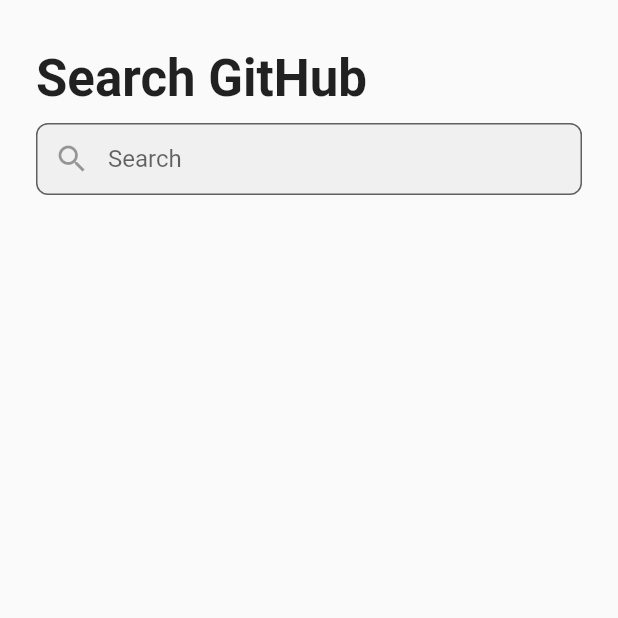
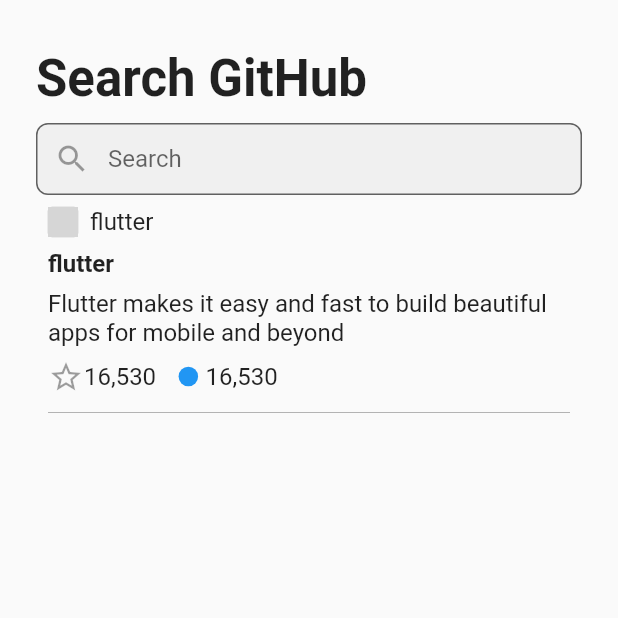
Before and after one commit to mi81ma/search_github, a Flutter app: the screen it shows after launch, on a phone screen of 412 x 824 dp, the top half of it. Run offline on Flutter 3.47's test engine with Material 2 defaults, Android fonts, the phone set to English and light mode, and no system bars; our stand-ins replace device_preview, flutter_riverpod, freezed_annotation, routemaster; generated files the repository leaves out were written again; network calls fail; grey boxes are pictures that could not be loaded.

Commit message:
Added SearchResultListItem example UI

```diff
--- /dev/null
+++ b/lib/componet/search_result_list_item.dart
@@ -0,0 +1,104 @@
+import 'package:flutter/material.dart';
+import 'package:flutter/src/widgets/container.dart';
+import 'package:flutter/src/widgets/framework.dart';
+
+class SearchResultListItem extends StatelessWidget {
+  const SearchResultListItem({super.key});
+
+  @override
+  Widget build(BuildContext context) {
+    return Padding(
+      padding: const EdgeInsets.all(8.0),
+      child: Column(
+        crossAxisAlignment: CrossAxisAlignment.start,
+        children: [
+          Row(
+            children: [
+              Container(
+                height: 20,
+                width: 20,
+                decoration: BoxDecoration(
+                  border: Border.all(
+                    width: 0.1,
+                  ),
+                  borderRadius: BorderRadius.circular(3),
+                ),
+                child: Image.network(
+                    'https://storage.googleapis.com/cms-storage-bucket/0dbfcc7a59cd1cf16282.png'),
+              ),
+              const SizedBox(width: 8),
+              const Text(
+                "flutter",
+                style: TextStyle(
+                    fontSize: 16,
+                    fontWeight: FontWeight.w400,
+                    fontFamily: 'Roboto'),
+              ),
+            ],
+          ),
+          const SizedBox(height: 8),
+          Text(
+            "flutter",
+            style: TextStyle(fontSize: 16, fontWeight: FontWeight.w600),
+          ),
+          const SizedBox(height: 8),
+          SizedBox(
+            width: double.infinity,
+            child: Text(
+              "Flutter makes it easy and fast to build beautiful apps for mobile and beyond",
+              textAlign: TextAlign.left,
+              style: const TextStyle(
+                  fontSize: 16,
+                  fontWeight: FontWeight.w400,
+                  fontFamily: 'Roboto'),
+            ),
+          ),
+          const SizedBox(height: 8),
+          Row(
+            children: [
+              Icon(
+                Icons.star_border,
+                color: Colors.black38,
+              ),
+              Text(
+                "16,530",
+                style: TextStyle(
+                    fontSize: 16,
+                    fontWeight: FontWeight.w400,
+                    fontFamily: 'Roboto'),
+              ),
+              const SizedBox(width: 15),
+              // programming langage color circle
+              Row(
+                children: [
+                  Container(
+                    width: 13,
+                    height: 13,
+                    decoration: BoxDecoration(
+                      color: Colors.blue,
+                      shape: BoxShape.circle,
+                    ),
+                  ),
+                ],
+              ),
+              Container(width: 5),
+              Text(
+                "16,530",
+                style: TextStyle(
+                    fontSize: 16,
+                    fontWeight: FontWeight.w400,
+                    fontFamily: 'Roboto'),
+              ),
+            ],
+          ),
+          const SizedBox(height: 8),
+          Divider(
+            color: Colors.black38,
+            thickness: 0.5,
+            height: 8,
+          )
+        ],
+      ),
+    );
+  }
+}
--- a/lib/view/search_repository_page_view.dart
+++ b/lib/view/search_repository_page_view.dart
@@ -1,6 +1,7 @@
 import 'dart:developer';
 import 'package:flutter/material.dart';
 import 'package:flutter_riverpod/flutter_riverpod.dart';
+import 'package:search_github/componet/search_result_list_item.dart';
 import 'package:search_github/componet/size_config.dart';
 import 'package:search_github/view/searching_page_view.dart';
 import 'package:search_github/componet/search_text_field.dart';
@@ -80,6 +81,8 @@
                 ),
               ),
             ),
+            //----- test --------
+            SearchResultListItem()
           ],
         ),
       ),
```
